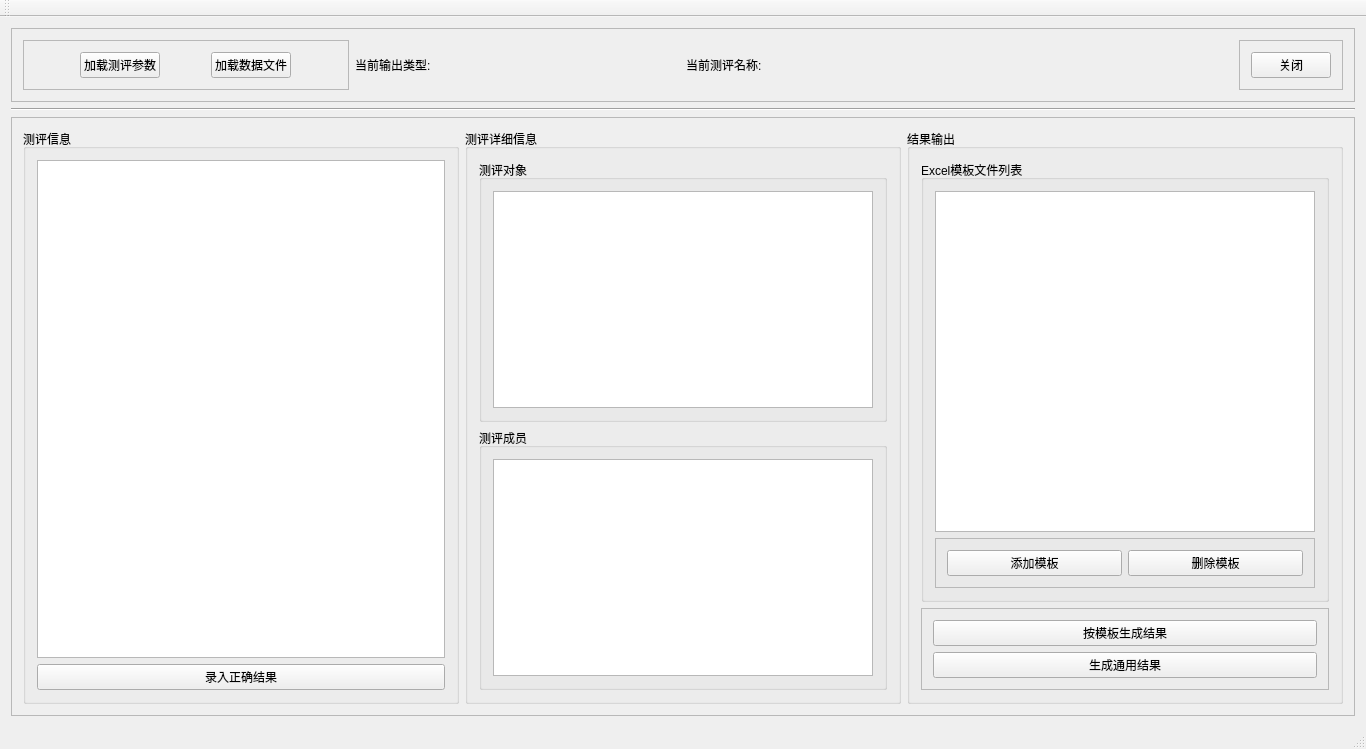
Qt form ES2EvaluationResultAnalyse.ui (zhouyiixiiang/ES2EvaluationAnalyze) before a commit.
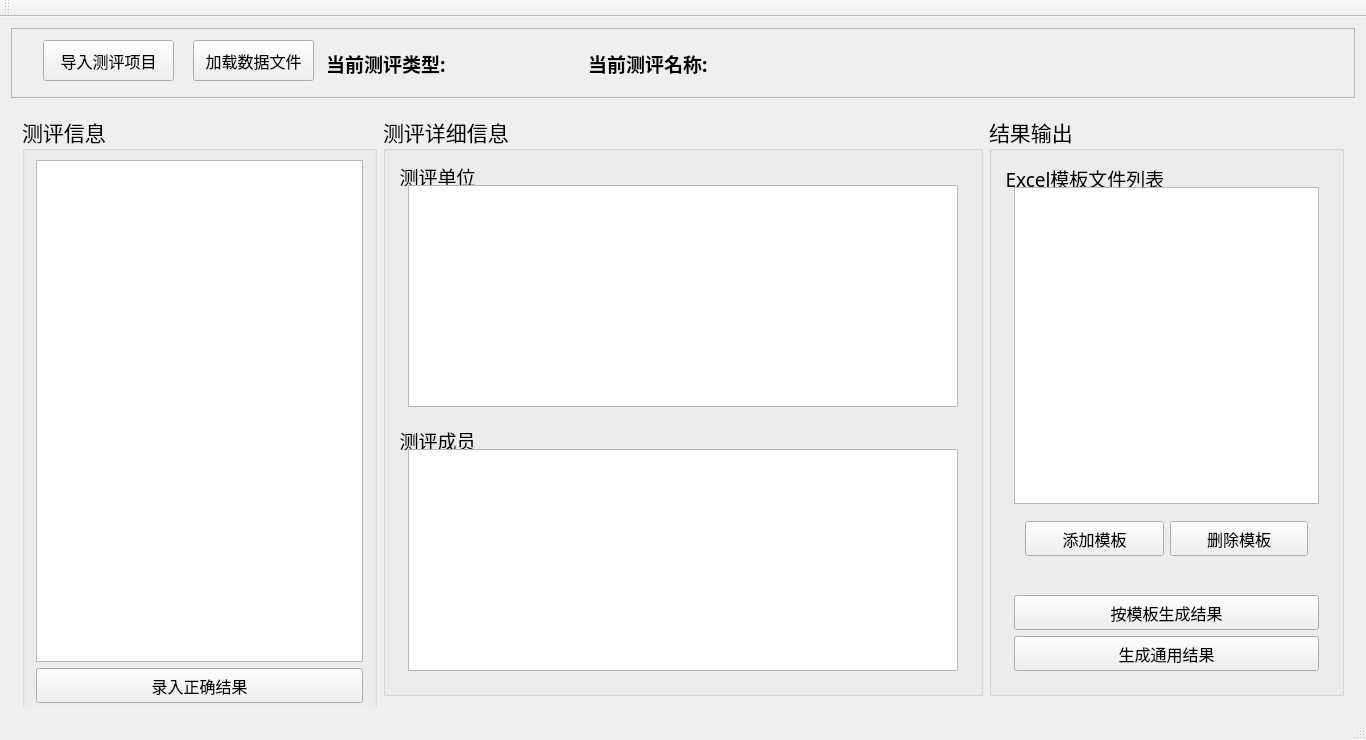
The same form after that commit. Icons and pictures are not drawn.

Diff of the .ui file:
```diff
--- a/ES2EvaluationResultAnalyse.ui
+++ b/ES2EvaluationResultAnalyse.ui
@@ -7,9 +7,15 @@
     <x>0</x>
     <y>0</y>
     <width>1366</width>
-    <height>749</height>
+    <height>740</height>
    </rect>
   </property>
+  <property name="minimumSize">
+   <size>
+    <width>1300</width>
+    <height>690</height>
+   </size>
+  </property>
   <property name="windowTitle">
    <string>ES2EvaluationResultAnalyse</string>
   </property>
@@ -23,6 +29,12 @@
         <verstretch>0</verstretch>
        </sizepolicy>
       </property>
+      <property name="minimumSize">
+       <size>
+        <width>0</width>
+        <height>70</height>
+       </size>
+      </property>
       <property name="frameShape">
        <enum>QFrame::StyledPanel</enum>
       </property>
@@ -33,90 +45,154 @@
        <item>
         <widget class="QFrame" name="frame_4">
          <property name="frameShape">
-          <enum>QFrame::StyledPanel</enum>
+          <enum>QFrame::NoFrame</enum>
          </property>
          <property name="frameShadow">
           <enum>QFrame::Raised</enum>
          </property>
-         <layout class="QHBoxLayout" name="horizontalLayout_3">
-          <item>
-           <widget class="QPushButton" name="pushButton">
-            <property name="sizePolicy">
-             <sizepolicy hsizetype="Maximum" vsizetype="Maximum">
-              <horstretch>0</horstretch>
-              <verstretch>0</verstretch>
-             </sizepolicy>
-            </property>
-            <property name="text">
-             <string>加载测评参数</string>
-            </property>
-           </widget>
-          </item>
-          <item>
-           <widget class="QPushButton" name="pushButton_2">
-            <property name="sizePolicy">
-             <sizepolicy hsizetype="Maximum" vsizetype="Maximum">
-              <horstretch>0</horstretch>
-              <verstretch>0</verstretch>
-             </sizepolicy>
-            </property>
-            <property name="text">
-             <string>加载数据文件</string>
-            </property>
-           </widget>
-          </item>
-         </layout>
+         <widget class="QPushButton" name="pushButton">
+          <property name="geometry">
+           <rect>
+            <x>20</x>
+            <y>0</y>
+            <width>131</width>
+            <height>41</height>
+           </rect>
+          </property>
+          <property name="sizePolicy">
+           <sizepolicy hsizetype="Maximum" vsizetype="Maximum">
+            <horstretch>0</horstretch>
+            <verstretch>0</verstretch>
+           </sizepolicy>
+          </property>
+          <property name="font">
+           <font>
+            <family>黑体</family>
+            <pointsize>12</pointsize>
+           </font>
+          </property>
+          <property name="text">
+           <string>导入测评项目</string>
+          </property>
+         </widget>
+         <widget class="QPushButton" name="pushButton_2">
+          <property name="geometry">
+           <rect>
+            <x>170</x>
+            <y>0</y>
+            <width>121</width>
+            <height>41</height>
+           </rect>
+          </property>
+          <property name="sizePolicy">
+           <sizepolicy hsizetype="Maximum" vsizetype="Maximum">
+            <horstretch>0</horstretch>
+            <verstretch>0</verstretch>
+           </sizepolicy>
+          </property>
+          <property name="font">
+           <font>
+            <family>黑体</family>
+            <pointsize>12</pointsize>
+           </font>
+          </property>
+          <property name="text">
+           <string>加载数据文件</string>
+          </property>
+         </widget>
         </widget>
        </item>
        <item>
         <widget class="QLabel" name="label_2">
+         <property name="maximumSize">
+          <size>
+           <width>150</width>
+           <height>16777215</height>
+          </size>
+         </property>
+         <property name="font">
+          <font>
+           <family>黑体</family>
+           <pointsize>14</pointsize>
+           <weight>75</weight>
+           <bold>true</bold>
+          </font>
+         </property>
          <property name="text">
-          <string>当前输出类型:</string>
+          <string>当前测评类型:</string>
+         </property>
+        </widget>
+       </item>
+       <item>
+        <widget class="QLabel" name="label">
+         <property name="maximumSize">
+          <size>
+           <width>100</width>
+           <height>16777215</height>
+          </size>
+         </property>
+         <property name="font">
+          <font>
+           <pointsize>14</pointsize>
+          </font>
+         </property>
+         <property name="text">
+          <string/>
          </property>
         </widget>
        </item>
        <item>
         <widget class="QLabel" name="label_3">
+         <property name="maximumSize">
+          <size>
+           <width>150</width>
+           <height>16777215</height>
+          </size>
+         </property>
+         <property name="font">
+          <font>
+           <family>黑体</family>
+           <pointsize>14</pointsize>
+           <weight>75</weight>
+           <bold>true</bold>
+          </font>
+         </property>
          <property name="text">
           <string>当前测评名称:</string>
          </property>
         </widget>
        </item>
-       <item alignment="Qt::AlignRight">
+       <item>
+        <widget class="QLabel" name="label_4">
+         <property name="maximumSize">
+          <size>
+           <width>3000000</width>
+           <height>16777215</height>
+          </size>
+         </property>
+         <property name="font">
+          <font>
+           <pointsize>14</pointsize>
+          </font>
+         </property>
+         <property name="text">
+          <string/>
+         </property>
+        </widget>
+       </item>
+       <item>
         <widget class="QFrame" name="frame_3">
          <property name="frameShape">
-          <enum>QFrame::StyledPanel</enum>
+          <enum>QFrame::NoFrame</enum>
          </property>
          <property name="frameShadow">
           <enum>QFrame::Raised</enum>
          </property>
-         <layout class="QVBoxLayout" name="verticalLayout_4">
-          <item>
-           <widget class="QPushButton" name="pushButton_3">
-            <property name="sizePolicy">
-             <sizepolicy hsizetype="Maximum" vsizetype="Fixed">
-              <horstretch>0</horstretch>
-              <verstretch>0</verstretch>
-             </sizepolicy>
-            </property>
-            <property name="text">
-             <string>关闭</string>
-            </property>
-           </widget>
-          </item>
-         </layout>
         </widget>
        </item>
       </layout>
      </widget>
     </item>
-    <item>
-     <widget class="Line" name="line">
-      <property name="orientation">
-       <enum>Qt::Horizontal</enum>
-      </property>
-     </widget>
-    </item>
     <item>
      <widget class="QFrame" name="frame_2">
       <property name="minimumSize">
@@ -126,7 +202,7 @@
        </size>
       </property>
       <property name="frameShape">
-       <enum>QFrame::StyledPanel</enum>
+       <enum>QFrame::NoFrame</enum>
       </property>
       <property name="frameShadow">
        <enum>QFrame::Raised</enum>
@@ -134,12 +210,45 @@
       <layout class="QHBoxLayout" name="horizontalLayout_2">
        <item>
         <widget class="QGroupBox" name="groupBox">
+         <property name="minimumSize">
+          <size>
+           <width>0</width>
+           <height>600</height>
+          </size>
+         </property>
+         <property name="font">
+          <font>
+           <family>黑体</family>
+           <pointsize>16</pointsize>
+          </font>
+         </property>
+         <property name="styleSheet">
+          <string notr="true"/>
+         </property>
          <property name="title">
           <string>测评信息</string>
          </property>
          <layout class="QVBoxLayout" name="verticalLayout_3">
+          <property name="topMargin">
+           <number>9</number>
+          </property>
+          <property name="bottomMargin">
+           <number>9</number>
+          </property>
           <item>
-           <widget class="QTableView" name="tableView"/>
+           <widget class="QTableView" name="tableView">
+            <property name="maximumSize">
+             <size>
+              <width>16777215</width>
+              <height>16777215</height>
+             </size>
+            </property>
+            <property name="font">
+             <font>
+              <pointsize>13</pointsize>
+             </font>
+            </property>
+           </widget>
           </item>
           <item>
            <widget class="QPushButton" name="pushButton_7">
@@ -149,6 +258,18 @@
               <verstretch>0</verstretch>
              </sizepolicy>
             </property>
+            <property name="minimumSize">
+             <size>
+              <width>50</width>
+              <height>35</height>
+             </size>
+            </property>
+            <property name="font">
+             <font>
+              <family>黑体</family>
+              <pointsize>12</pointsize>
+             </font>
+            </property>
             <property name="text">
              <string>录入正确结果</string>
             </property>
@@ -159,30 +280,105 @@
        </item>
        <item>
         <widget class="QGroupBox" name="groupBox_2">
+         <property name="font">
+          <font>
+           <family>黑体</family>
+           <pointsize>16</pointsize>
+          </font>
+         </property>
+         <property name="styleSheet">
+          <string notr="true"/>
+         </property>
          <property name="title">
           <string>测评详细信息</string>
          </property>
          <layout class="QVBoxLayout" name="verticalLayout_2">
+          <property name="topMargin">
+           <number>9</number>
+          </property>
           <item>
            <widget class="QGroupBox" name="groupBox_4">
+            <property name="sizePolicy">
+             <sizepolicy hsizetype="Expanding" vsizetype="Expanding">
+              <horstretch>0</horstretch>
+              <verstretch>0</verstretch>
+             </sizepolicy>
+            </property>
+            <property name="font">
+             <font>
+              <family>黑体</family>
+              <pointsize>14</pointsize>
+             </font>
+            </property>
+            <property name="styleSheet">
+             <string notr="true">QGroupBox{border:none}</string>
+            </property>
             <property name="title">
-             <string>测评对象</string>
+             <string>测评单位</string>
             </property>
             <layout class="QVBoxLayout" name="verticalLayout_6">
+             <property name="topMargin">
+              <number>25</number>
+             </property>
              <item>
-              <widget class="QTableView" name="tableView_2"/>
+              <widget class="QTableView" name="tableView_2">
+               <property name="minimumSize">
+                <size>
+                 <width>550</width>
+                 <height>0</height>
+                </size>
+               </property>
+               <property name="maximumSize">
+                <size>
+                 <width>16777215</width>
+                 <height>16777215</height>
+                </size>
+               </property>
+               <property name="font">
+                <font>
+                 <pointsize>13</pointsize>
+                </font>
+               </property>
+               <property name="frameShape">
+                <enum>QFrame::StyledPanel</enum>
+               </property>
+              </widget>
              </item>
             </layout>
            </widget>
           </item>
           <item>
            <widget class="QGroupBox" name="groupBox_5">
+            <property name="sizePolicy">
+             <sizepolicy hsizetype="Expanding" vsizetype="Expanding">
+              <horstretch>0</horstretch>
+              <verstretch>0</verstretch>
+             </sizepolicy>
+            </property>
+            <property name="font">
+             <font>
+              <family>黑体</family>
+              <pointsize>14</pointsize>
+             </font>
+            </property>
+            <property name="styleSheet">
+             <string notr="true">QGroupBox{border:none}</string>
+            </property>
             <property name="title">
              <string>测评成员</string>
             </property>
             <layout class="QVBoxLayout" name="verticalLayout_5">
+             <property name="topMargin">
+              <number>25</number>
+             </property>
              <item>
-              <widget class="QTableView" name="tableView_3"/>
+              <widget class="QTableView" name="tableView_3">
+               <property name="font">
+                <font>
+                 <pointsize>13</pointsize>
+                </font>
+               </property>
+              </widget>
              </item>
             </layout>
            </widget>
@@ -192,6 +388,12 @@
        </item>
        <item>
         <widget class="QGroupBox" name="groupBox_3">
+         <property name="font">
+          <font>
+           <family>黑体</family>
+           <pointsize>16</pointsize>
+          </font>
+         </property>
          <property name="title">
           <string>结果输出</string>
          </property>
@@ -199,26 +401,58 @@
           <item>
            <widget class="QGroupBox" name="groupBox_6">
             <property name="sizePolicy">
-             <sizepolicy hsizetype="Preferred" vsizetype="Expanding">
+             <sizepolicy hsizetype="Expanding" vsizetype="Expanding">
               <horstretch>0</horstretch>
               <verstretch>0</verstretch>
              </sizepolicy>
             </property>
+            <property name="font">
+             <font>
+              <family>黑体</family>
+              <pointsize>14</pointsize>
+             </font>
+            </property>
+            <property name="styleSheet">
+             <string notr="true">QGroupBox{border:none}</string>
+            </property>
             <property name="title">
              <string>Excel模板文件列表</string>
             </property>
-            <layout class="QGridLayout" name="gridLayout">
-             <item row="0" column="0">
+            <layout class="QVBoxLayout" name="verticalLayout_4">
+             <property name="topMargin">
+              <number>25</number>
+             </property>
+             <item>
               <widget class="QTableView" name="tableView_4">
                <property name="sizePolicy">
-                <sizepolicy hsizetype="Expanding" vsizetype="Expanding">
+                <sizepolicy hsizetype="Preferred" vsizetype="Expanding">
                  <horstretch>0</horstretch>
                  <verstretch>0</verstretch>
                 </sizepolicy>
                </property>
+               <property name="minimumSize">
+                <size>
+                 <width>0</width>
+                 <height>0</height>
+                </size>
+               </property>
+               <property name="maximumSize">
+                <size>
+                 <width>16777215</width>
+                 <height>16777215</height>
+                </size>
+               </property>
+               <property name="font">
+                <font>
+                 <pointsize>13</pointsize>
+                </font>
+               </property>
+               <property name="frameShape">
+                <enum>QFrame::StyledPanel</enum>
+               </property>
               </widget>
              </item>
-             <item row="1" column="0">
+             <item>
               <widget class="QFrame" name="frame_6">
                <property name="sizePolicy">
                 <sizepolicy hsizetype="Preferred" vsizetype="Preferred">
@@ -227,7 +461,7 @@
                 </sizepolicy>
                </property>
                <property name="frameShape">
-                <enum>QFrame::StyledPanel</enum>
+                <enum>QFrame::NoFrame</enum>
                </property>
                <property name="frameShadow">
                 <enum>QFrame::Raised</enum>
@@ -235,6 +469,18 @@
                <layout class="QHBoxLayout" name="horizontalLayout_5">
                 <item>
                  <widget class="QPushButton" name="pushButton_5">
+                  <property name="minimumSize">
+                   <size>
+                    <width>0</width>
+                    <height>35</height>
+                   </size>
+                  </property>
+                  <property name="font">
+                   <font>
+                    <family>黑体</family>
+                    <pointsize>12</pointsize>
+                   </font>
+                  </property>
                   <property name="text">
                    <string>添加模板</string>
                   </property>
@@ -242,6 +488,18 @@
                 </item>
                 <item>
                  <widget class="QPushButton" name="pushButton_6">
+                  <property name="minimumSize">
+                   <size>
+                    <width>0</width>
+                    <height>35</height>
+                   </size>
+                  </property>
+                  <property name="font">
+                   <font>
+                    <family>黑体</family>
+                    <pointsize>12</pointsize>
+                   </font>
+                  </property>
                   <property name="text">
                    <string>删除模板</string>
                   </property>
@@ -262,7 +520,7 @@
              </sizepolicy>
             </property>
             <property name="frameShape">
-             <enum>QFrame::StyledPanel</enum>
+             <enum>QFrame::NoFrame</enum>
             </property>
             <property name="frameShadow">
              <enum>QFrame::Raised</enum>
@@ -270,6 +528,18 @@
             <layout class="QVBoxLayout" name="verticalLayout_7">
              <item>
               <widget class="QPushButton" name="pushButton_8">
+               <property name="minimumSize">
+                <size>
+                 <width>0</width>
+                 <height>35</height>
+                </size>
+               </property>
+               <property name="font">
+                <font>
+                 <family>黑体</family>
+                 <pointsize>12</pointsize>
+                </font>
+               </property>
                <property name="text">
                 <string>按模板生成结果</string>
                </property>
@@ -277,6 +547,18 @@
              </item>
              <item>
               <widget class="QPushButton" name="pushButton_4">
+               <property name="minimumSize">
+                <size>
+                 <width>0</width>
+                 <height>35</height>
+                </size>
+               </property>
+               <property name="font">
+                <font>
+                 <family>黑体</family>
+                 <pointsize>12</pointsize>
+                </font>
+               </property>
                <property name="text">
                 <string>生成通用结果</string>
                </property>
```
Left out of the diff: 88 changed lines with no effect on the pictures.
